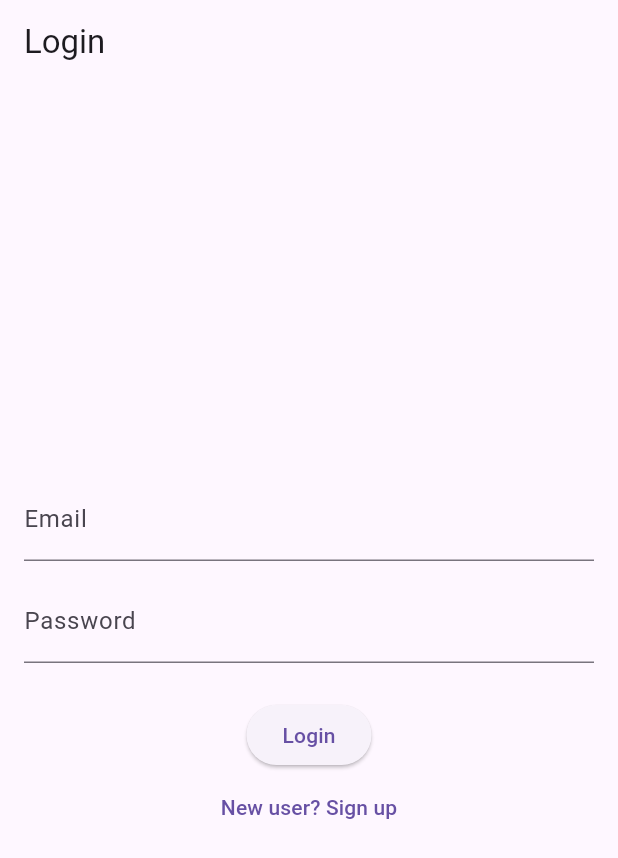
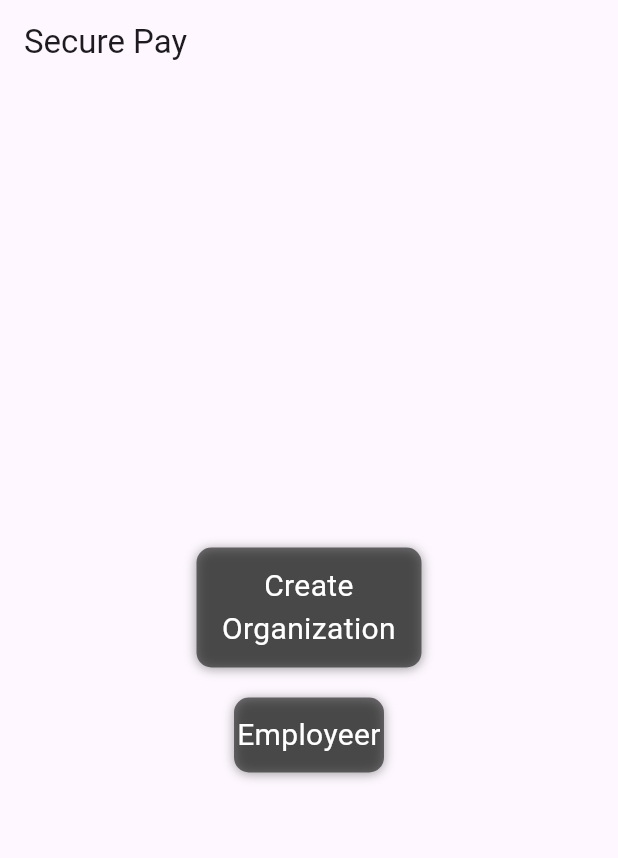
Before and after one commit to Hardikk1308/hackerspace, a Flutter app: the screen it shows after launch, on a phone screen of 412 x 824 dp. Shown: the top 858 px of the screen. Run offline on Flutter 3.47's test engine with Material 3 defaults, Android fonts, the phone set to English and light mode, and no system bars.

Commit message:
first commit

```diff
--- a/lib/Components/Transaction_page.dart
+++ b/lib/Components/Transaction_page.dart
@@ -157,7 +157,7 @@ class _TransactionHistoryScreenState extends State<TransactionHistoryScreen> {
         backgroundColor: Color(0xFF16213E),
       ),
       body: Container(
-        color: Color(0xFF1A1A2E),
+        color: Colors.white,
         child: _isFetching && _transactions.isEmpty
             ? Center(child: CircularProgressIndicator())
             : RefreshIndicator(
@@ -177,7 +177,7 @@ class _TransactionHistoryScreenState extends State<TransactionHistoryScreen> {
 
                     final tx = _transactions[index];
                     return Card(
-                      color: Color(0xFF0F3460),
+                      color: Color(0xFF16213E),
                       margin: EdgeInsets.symmetric(vertical: 8, horizontal: 16),
                       child: ListTile(
                         leading: Icon(
@@ -186,7 +186,7 @@ class _TransactionHistoryScreenState extends State<TransactionHistoryScreen> {
                         ),
                         title: Text(
                           '${_capitalize(tx.type)} - ${tx.amount > 0 ? '+' : ''}${tx.amount.toStringAsFixed(2)} DIAM',
-                          style: TextStyle(color: Colors.white),
+                          style: TextStyle(color: Colors.white, fontWeight: FontWeight.bold),
                         ),
                         subtitle: Text(
                           tx.description.isNotEmpty
--- a/lib/Pages/Login_page.dart
+++ b/lib/Pages/Login_page.dart
@@ -1,43 +1,43 @@
-import 'package:flutter/material.dart';
-import 'package:secure_pay/Pages/Dashboard.dart';
+// import 'package:flutter/material.dart';
+// import 'package:secure_pay/Pages/Dashboard.dart';
 
-import 'Signup_page.dart';
+// import 'Signup_page.dart';
 
-class LoginScreen extends StatelessWidget {
-  @override
-  Widget build(BuildContext context) {
-    return Scaffold(
-      appBar: AppBar(title: const Text('Login')),
-      body: Padding(
-        padding: const EdgeInsets.all(16.0),
-        child: Column(
-          mainAxisAlignment: MainAxisAlignment.center,
-          children: <Widget>[
-            const TextField(decoration: InputDecoration(labelText: 'Email')),
-            const SizedBox(height: 12),
-            const TextField(decoration: InputDecoration(labelText: 'Password'), obscureText: true),
-            const SizedBox(height: 24),
-            ElevatedButton(
-              child: const Text('Login'),
-              onPressed: () {
-                Navigator.pushReplacement(
-                  context,
-                  MaterialPageRoute(builder: (context) => DashboardScreen()),
-                );
-              },
-            ),
-            TextButton(
-              child: const Text('New user? Sign up'),
-              onPressed: () {
-                Navigator.push(
-                  context,
-                  MaterialPageRoute(builder: (context) => SignUpScreen()),
-                );
-              },
-            ),
-          ],
-        ),
-      ),
-    );
-  }
-}
+// class LoginScreen extends StatelessWidget {
+//   @override
+//   Widget build(BuildContext context) {
+//     return Scaffold(
+//       appBar: AppBar(title: const Text('Login')),
+//       body: Padding(
+//         padding: const EdgeInsets.all(16.0),
+//         child: Column(
+//           mainAxisAlignment: MainAxisAlignment.center,
+//           children: <Widget>[
+//             const TextField(decoration: InputDecoration(labelText: 'Email')),
+//             const SizedBox(height: 12),
+//             const TextField(decoration: InputDecoration(labelText: 'Password'), obscureText: true),
+//             const SizedBox(height: 24),
+//             ElevatedButton(
+//               child: const Text('Login'),
+//               onPressed: () {
+//                 Navigator.pushReplacement(
+//                   context,
+//                   MaterialPageRoute(builder: (context) => DashboardScreen()),
+//                 );
+//               },
+//             ),
+//             TextButton(
+//               child: const Text('New user? Sign up'),
+//               onPressed: () {
+//                 Navigator.push(
+//                   context,
+//                   MaterialPageRoute(builder: (context) => SignUpScreen()),
+//                 );
+//               },
+//             ),
+//           ],
+//         ),
+//       ),
+//     );
+//   }
+// }
--- /dev/null
+++ b/lib/Pages/Opening_page.dart
@@ -0,0 +1,79 @@
+import 'package:flutter/material.dart';
+import 'package:flutter/widgets.dart';
+import 'Dashboard.dart';
+import 'Employeers_wallet.dart';
+
+class OpeningPage extends StatelessWidget {
+  @override
+  Widget build(BuildContext context) {
+    return Scaffold(
+      appBar: AppBar(
+        title: const Text('Secure Pay'),
+      ),
+      body: Center(
+        child: Column(
+          mainAxisAlignment: MainAxisAlignment.center,
+          children: <Widget>[
+           GestureDetector(
+              onTap: () => Navigator.push(
+                context,
+                MaterialPageRoute(builder: (context) => DashboardScreen()),
+              ),
+              child: Container(
+                width: 150,
+                height: 80,
+                decoration: BoxDecoration(
+                  color: Colors.black54,
+                  borderRadius: BorderRadius.circular(10),
+                  boxShadow: const [
+                    BoxShadow(
+                      color: Colors.grey,
+                      offset: Offset(0.0, 1.0),
+                      blurRadius: 6.0,
+                    ),
+                  ],
+                ),
+                child: const Center(
+                  child: Text(
+                    'Create Organization',
+                    style: TextStyle(color: Colors.white, fontSize: 20),
+                    textAlign: TextAlign.center,
+                  ),
+                ),
+              ),
+            ),
+            const SizedBox(height: 20),
+            GestureDetector(
+              onTap: () => Navigator.push(
+                context,
+                MaterialPageRoute(builder: (context) => EmployeersWallet()),
+              ),
+              child: Container(
+                width: 100,
+                height: 50,
+                decoration: BoxDecoration(
+                  color: Colors.black54,
+                  borderRadius: BorderRadius.circular(10),
+                  boxShadow: const [
+                    BoxShadow(
+                      color: Colors.grey,
+                      offset: Offset(0.0, 1.0),
+                      blurRadius: 6.0,
+                    ),
+                  ],
+                ),
+                child: const Center(
+                  child: Text(
+                    'Employeer',
+                    style: TextStyle(color: Colors.white, fontSize: 20),
+                    textAlign: TextAlign.center,
+                  ),
+                ),
+              ),
+            ),
+          ],
+        ),
+      ),
+    );
+  }
+}
--- a/lib/Pages/Splash_screen.dart
+++ b/lib/Pages/Splash_screen.dart
@@ -1,6 +1,7 @@
 import 'package:flutter/material.dart';
 
-import 'Login_page.dart';
+// import 'Login_page.dart';
+import 'Opening_pAGE.dart';
 
 
 
@@ -16,7 +17,7 @@ class _SplashScreenState extends State<SplashScreen> {
     Future.delayed(Duration(seconds: 2), () {
       Navigator.pushReplacement(
         context,
-        MaterialPageRoute(builder: (context) => LoginScreen()),
+        MaterialPageRoute(builder: (context) => OpeningPage()),
       );
     });
   }
```
Also changed, not shown: lib/Components/Profile_page.dart (added, +62 -0 lines), lib/Components/fund.dart (+28 -16 lines), lib/Components/funds.dart (deleted, +0 -143 lines), lib/Pages/Dashboard.dart (+8 -9 lines), lib/Pages/Employeers_wallet.dart (added, +96 -0 lines), 1 other file.
